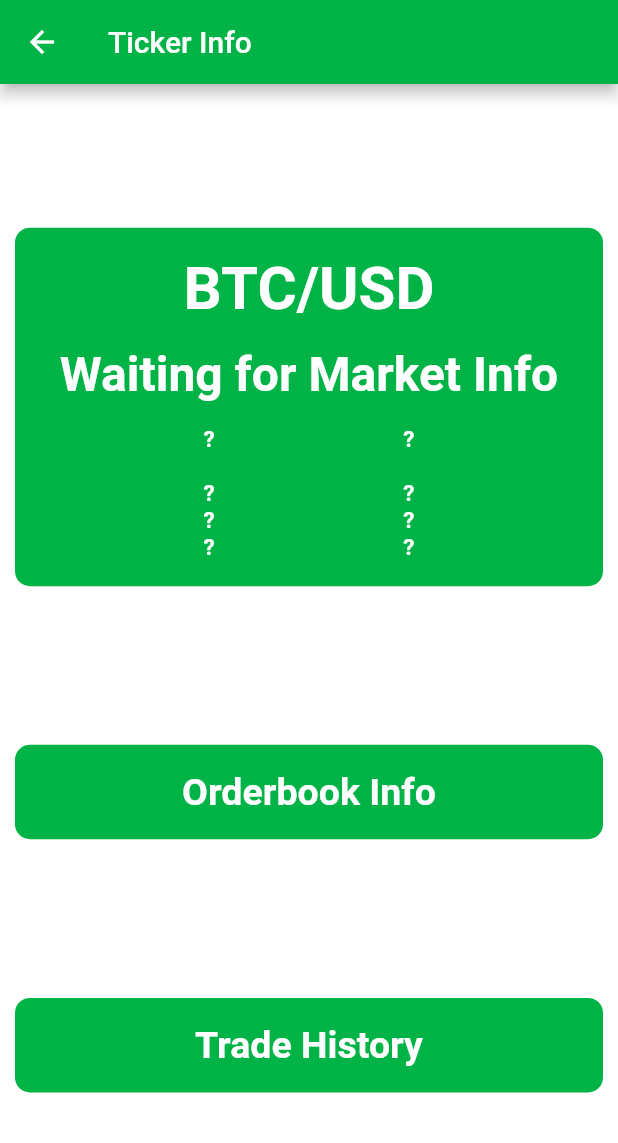
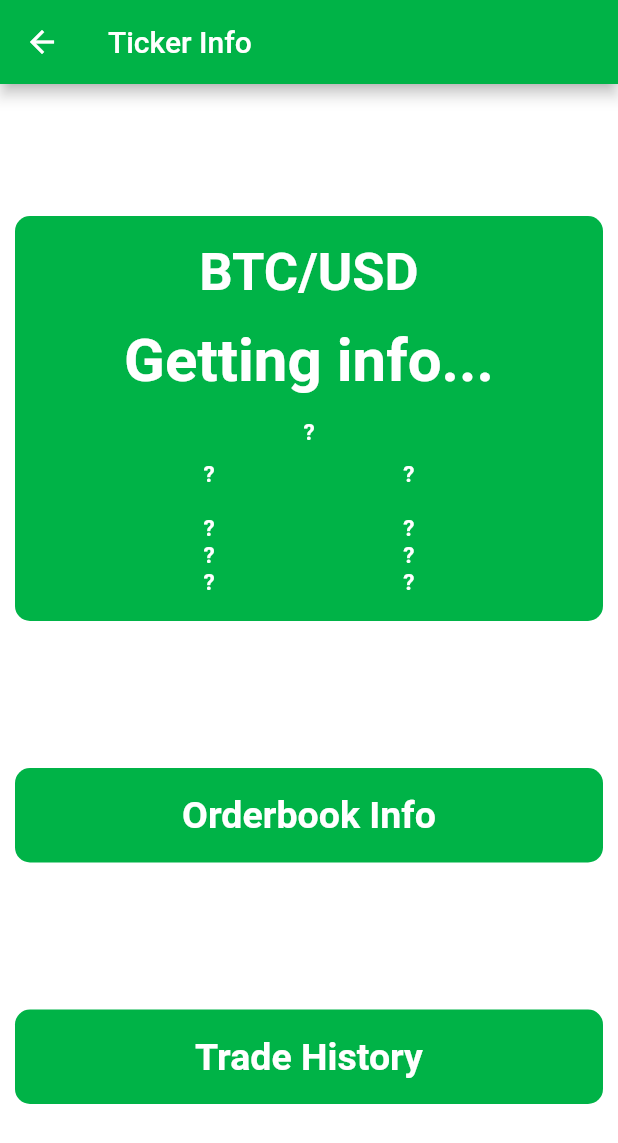
Before and after one commit to graffenwalder/FlutStamp, a Flutter app: the screen it shows after launch, after a tap on "Get Market Info", on a phone screen of 412 x 824 dp. Shown: the top 1143 px of the screen. Run offline on Flutter 3.47's test engine with Material 2 defaults, Android fonts, the phone set to English and light mode, and no system bars; network calls fail.

Commit message:
Daily change calculation was incorrect, included open in TickerScreen, set TickerTextWidget to display values with 2 decimals. Set trade history to only display 4 decimals for the crypto sold/bought, to prevent overflow.

```diff
--- a/lib/components/ticker_text_widget.dart
+++ b/lib/components/ticker_text_widget.dart
@@ -15,7 +15,8 @@ class TickerTextWidget extends StatelessWidget {
   Widget build(BuildContext context) {
     return Text(
       marketInfoMap.containsKey(marketMapKey)
-          ? preText + marketInfoMap[marketMapKey]
+          ? preText +
+              (double.parse(marketInfoMap[marketMapKey]).toStringAsFixed(2))
           : '?',
       style: kTickerChangeTextStyle,
     );
--- a/lib/screens/ticker_screen.dart
+++ b/lib/screens/ticker_screen.dart
@@ -56,7 +56,7 @@ class _TickerScreenState extends State<TickerScreen> {
                     '${widget.selectedMarket.substring(0, 3)}/${widget.selectedMarket.substring(3)}'
                         .toUpperCase(),
                     style:
-                        TextStyle(fontSize: 40.0, fontWeight: FontWeight.bold),
+                        TextStyle(fontSize: 35.0, fontWeight: FontWeight.bold),
                   ),
                   SizedBox(
                     height: 15.0,
@@ -66,20 +66,26 @@ class _TickerScreenState extends State<TickerScreen> {
                         ? marketInfoMap['last'] +
                             ' ' +
                             widget.selectedMarket.substring(3).toUpperCase()
-                        : 'Waiting for Market Info',
+                        : 'Getting info...',
                     style:
-                        TextStyle(fontSize: 32.0, fontWeight: FontWeight.bold),
+                        TextStyle(fontSize: 40.0, fontWeight: FontWeight.bold),
                   ),
                   SizedBox(
                     height: 15.0,
                   ),
+                  TickerTextWidget(
+                    marketInfoMap: marketInfoMap,
+                    marketMapKey: 'open',
+                    preText: 'Open: ',
+                  ),
+                  SizedBox(height: 10.0),
                   Row(
                     mainAxisAlignment: MainAxisAlignment.spaceEvenly,
                     children: <Widget>[
                       Text(
                         marketInfoMap.containsKey('last')
-                            ? (double.parse(marketInfoMap['open']) -
-                                        double.parse(marketInfoMap['last']))
+                            ? (double.parse(marketInfoMap['last']) -
+                                        double.parse(marketInfoMap['open']))
                                     .toStringAsFixed(2) +
                                 ' ' +
                                 widget.selectedMarket.substring(3).toUpperCase()
@@ -88,9 +94,9 @@ class _TickerScreenState extends State<TickerScreen> {
                       ),
                       Text(
                         marketInfoMap.containsKey('last')
-                            ? ((double.parse(marketInfoMap['open']) -
+                            ? ((double.parse(marketInfoMap['last']) -
                                             double.parse(
-                                                marketInfoMap['last'])) /
+                                                marketInfoMap['open'])) /
                                         double.parse(marketInfoMap['open']) *
                                         100)
                                     .toStringAsFixed(2) +
--- a/lib/screens/trade_history_screen.dart
+++ b/lib/screens/trade_history_screen.dart
@@ -37,12 +37,12 @@ class _TradeHistoryScreenState extends State<TradeHistoryScreen> {
       for (int i = 0; i < transactionsOnScreen; i++) {
         if (tradeHistoryData[i]['type'] == '0') {
           appendList.add(Text(
-            'Bought: ${tradeHistoryData[i]['amount']} ${widget.selectedMarket.substring(0, 3)} @  ${tradeHistoryData[i]['price']} ${widget.selectedMarket.substring(3)}',
+            'Bought: ${double.parse(tradeHistoryData[i]['amount']).toStringAsFixed(4)} ${widget.selectedMarket.substring(0, 3)} @  ${tradeHistoryData[i]['price']} ${widget.selectedMarket.substring(3)}',
             style: kOrderBookTextStyle,
           ));
         } else {
           appendList.add(Text(
-            'Sold:   ${tradeHistoryData[i]['amount']} ${widget.selectedMarket.substring(0, 3)} @  ${tradeHistoryData[i]['price']} ${widget.selectedMarket.substring(3)}',
+            'Sold:   ${double.parse(tradeHistoryData[i]['amount']).toStringAsFixed(4)} ${widget.selectedMarket.substring(0, 3)} @  ${tradeHistoryData[i]['price']} ${widget.selectedMarket.substring(3)}',
             style: kOrderBookTextStyle,
           ));
         }
```
